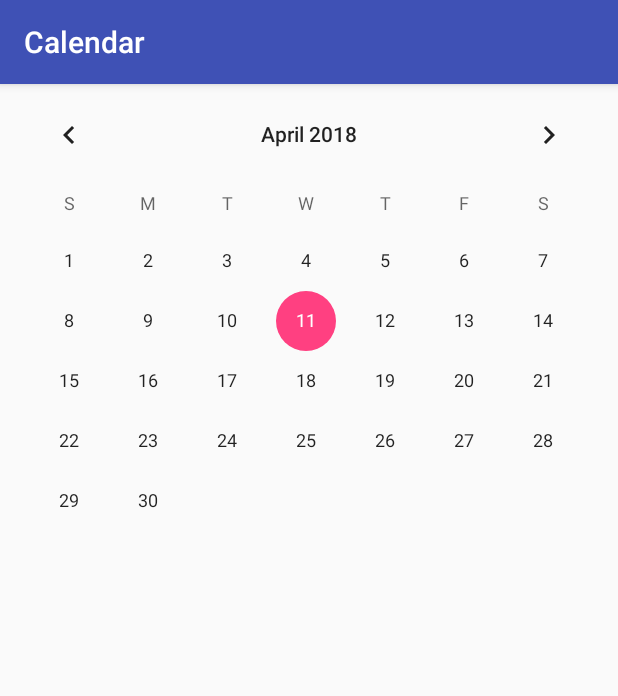
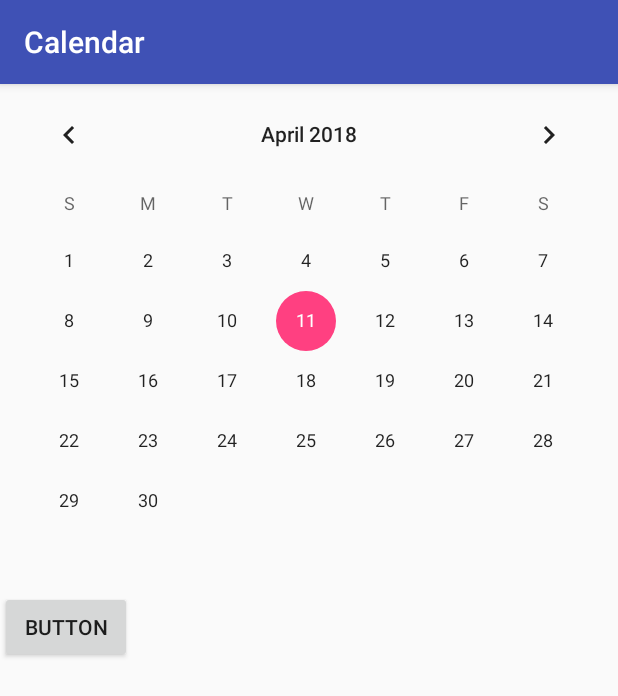
Before and after one commit to savannahp/CalendarApp, an Android app: the screen it shows after launch (MonthActivity), after a tap on "GO TO CALENDAR", on a phone screen of 412 x 824 dp. Shown: the top 696 px of the screen. Run offline under Robolectric (Android 15) with nearby library versions, the phone set to English and light mode, and no system bars; our stand-ins replace Firebase (no records; nobody signed in at launch, a user with empty details on screens opened directly); libraries missing offline, so code that uses them is left out: com.firebase.ui; 2 statements that could not run were skipped.

```diff
--- a/app/src/main/java/teamproject/savannahpyle/calendarapp/AddTaskActivity.java
+++ b/app/src/main/java/teamproject/savannahpyle/calendarapp/AddTaskActivity.java
@@ -65,8 +65,6 @@ public class AddTaskActivity extends AppCompatActivity {
 
             date = month + "/" + day + "/" + year;
 
-
-
             Log.d(TAG, "date: " + date);
 
             model.addTask(listName, taskName);
--- a/app/src/main/java/teamproject/savannahpyle/calendarapp/HomeActivity.java
+++ b/app/src/main/java/teamproject/savannahpyle/calendarapp/HomeActivity.java
@@ -37,6 +37,7 @@ public class HomeActivity extends AppCompatActivity {
 
         if (user != null) {
             ListModel model = ListModel.getInstance();
+            CalendarModel calendarModel = CalendarModel.getInstance();
         }
 
 
--- a/app/src/main/java/teamproject/savannahpyle/calendarapp/SingleListActivity.java
+++ b/app/src/main/java/teamproject/savannahpyle/calendarapp/SingleListActivity.java
@@ -66,7 +66,7 @@ public class SingleListActivity extends AppCompatActivity {
         mRecyclerView.setLayoutManager(mLayoutManager);
 
         // specify an adapter (see also next example)
-        mAdapter = new CheckListAdapter(this.toDoList.getTasks(), this.toDoList.getIsComplete());
+        mAdapter = new CheckListAdapter(this.toDoList.getTasks(), this.toDoList.getDueDates(),this.toDoList.getIsComplete());
         mRecyclerView.setAdapter(mAdapter);
     }
 
@@ -114,7 +114,7 @@ public class SingleListActivity extends AppCompatActivity {
      */
     public void removeTasks(View view) {
         toDoList.removeCompleted();
-        mAdapter = new CheckListAdapter(this.toDoList.getTasks(), this.toDoList.getIsComplete());
+        mAdapter = new CheckListAdapter(this.toDoList.getTasks(), this.toDoList.getDueDates(), this.toDoList.getIsComplete());
         mRecyclerView.setAdapter(mAdapter);
 
         // Update firebase
--- a/app/src/main/res/layout/activity_month.xml
+++ b/app/src/main/res/layout/activity_month.xml
@@ -1,10 +1,21 @@
 <?xml version="1.0" encoding="utf-8"?>
 <LinearLayout xmlns:android="http://schemas.android.com/apk/res/android"
-android:orientation="vertical" android:layout_width="match_parent"
-android:layout_height="match_parent">
+    xmlns:tools="http://schemas.android.com/tools"
+    android:orientation="vertical"
+    android:layout_width="match_parent"
+    android:layout_height="match_parent"
+    tools:context="teamproject.savannahpyle.calendarapp.MonthActivity">
 
 <CalendarView
     android:id="@+id/calendarView"
     android:layout_width="match_parent"
     android:layout_height="wrap_content" />
+
+    <Button
+        android:id="@+id/homeButton"
+        android:layout_width="wrap_content"
+        android:layout_height="wrap_content"
+        android:text="Button" />
+
+
 </LinearLayout>
```
Also changed, not shown: app/src/main/java/teamproject/savannahpyle/calendarapp/CalendarModel.java (+85 -0 lines), app/src/main/java/teamproject/savannahpyle/calendarapp/CheckListAdapter.java (+8 -1 lines), app/src/main/java/teamproject/savannahpyle/calendarapp/ListModel.java (+22 -0 lines), app/src/main/java/teamproject/savannahpyle/calendarapp/ToDoList.java (+53 -0 lines).
